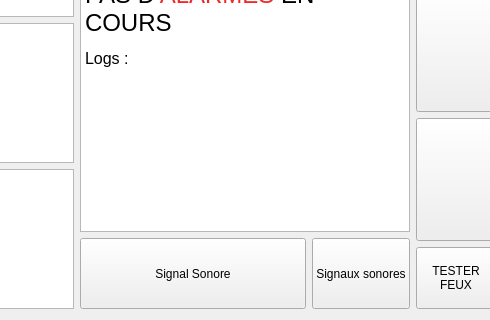
Above: BoardOnBoat.ui from j-wiedemann/boardonboat before the change; both pictures show x 267 to 757 and y 280 to 600 of the 1024 by 600 pixel window. Below: the same form after it.
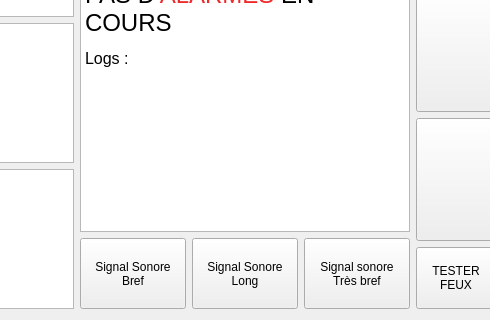
That is the form after the change.

Commit message: it's rework

Patch:
```diff
--- a/BoardOnBoat.ui
+++ b/BoardOnBoat.ui
@@ -263,20 +263,36 @@
           <bool>false</bool>
          </property>
          <property name="text">
-          <string>Signal Sonore</string>
+          <string>Signal Sonore
+Bref</string>
          </property>
         </widget>
        </item>
        <item>
         <widget class="QPushButton" name="pushButton_hornSignals">
          <property name="sizePolicy">
-          <sizepolicy hsizetype="Minimum" vsizetype="Minimum">
+          <sizepolicy hsizetype="MinimumExpanding" vsizetype="Minimum">
            <horstretch>0</horstretch>
            <verstretch>0</verstretch>
           </sizepolicy>
          </property>
          <property name="text">
-          <string>Signaux sonores</string>
+          <string>Signal Sonore
+Long</string>
+         </property>
+        </widget>
+       </item>
+       <item>
+        <widget class="QPushButton" name="pushButton_veryshortHorn">
+         <property name="sizePolicy">
+          <sizepolicy hsizetype="MinimumExpanding" vsizetype="Minimum">
+           <horstretch>0</horstretch>
+           <verstretch>0</verstretch>
+          </sizepolicy>
+         </property>
+         <property name="text">
+          <string>Signal sonore
+Très bref</string>
          </property>
         </widget>
        </item>
```
Left out of the diff: 4 changed lines with no effect on the pictures. The commit also changes 2 other files.
